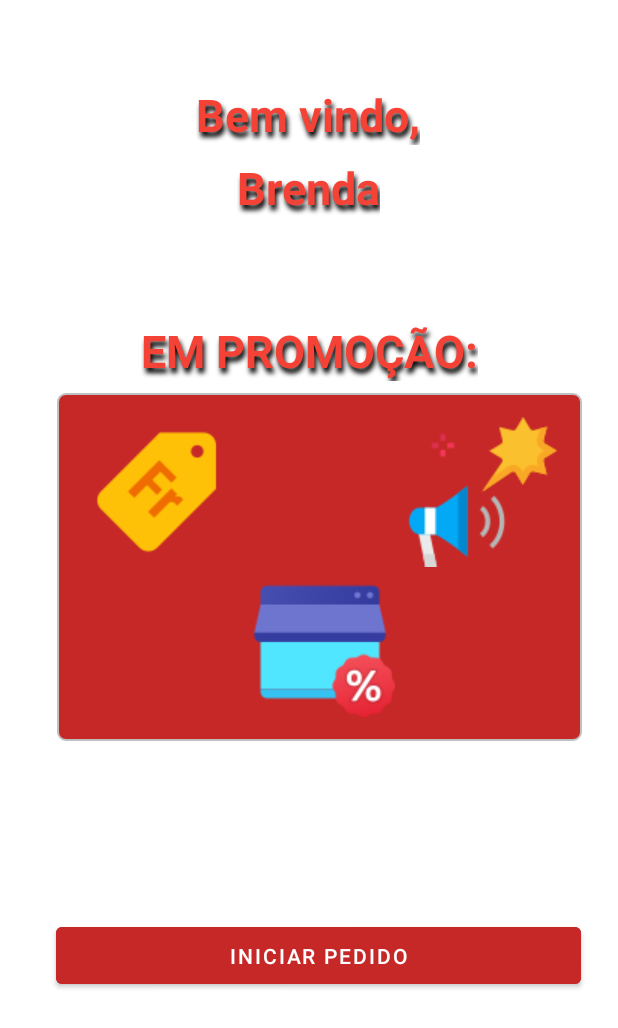
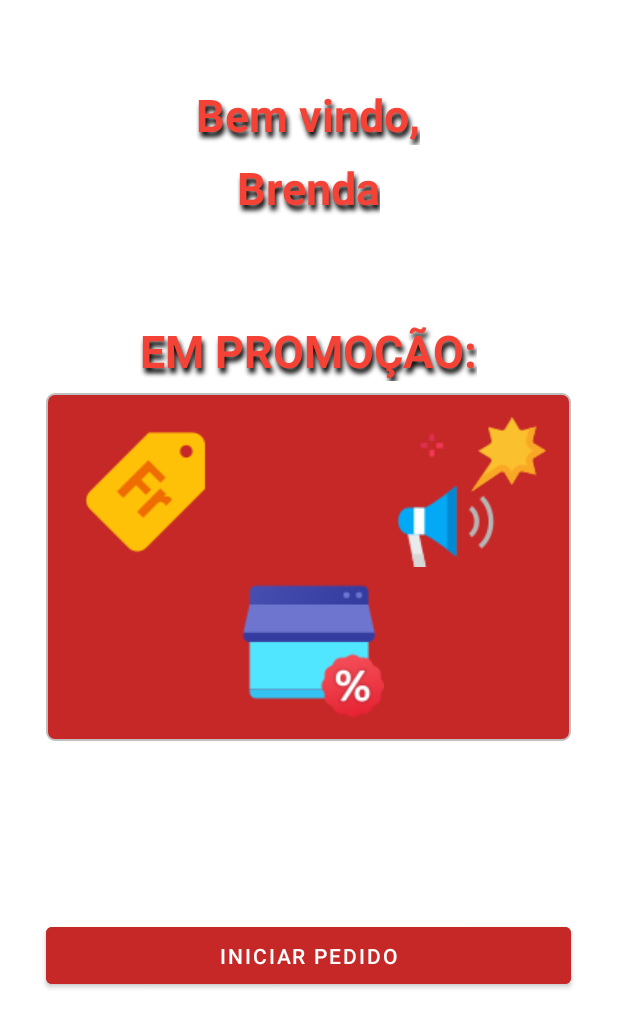
Before and after one commit to bitwoman/IPotato, an Android app: the IniciarPedido screen opened through its navigation route, on a phone screen of 412 x 824 dp. Shown: the top 1028 px of the screen. Run offline under Robolectric (Android 15) with nearby library versions, the phone set to English and light mode, and no system bars.

Commit message:
criando_layouts
Posição de layout organizada.

```diff
--- a/app/src/main/res/layout/fragment_iniciar_pedido.xml
+++ b/app/src/main/res/layout/fragment_iniciar_pedido.xml
@@ -52,15 +52,16 @@
             android:layout_width="wrap_content"
             android:layout_height="wrap_content"
             android:layout_marginTop="68dp"
-            android:text="@string/textview_promocao_page_iniciar_pedido"
-            android:textColor="@color/vermelho_textview_em_promocao"
             android:shadowColor="@color/black"
             android:shadowDx="2"
             android:shadowDy="5"
             android:shadowRadius="4"
+            android:text="@string/textview_promocao_page_iniciar_pedido"
+            android:textColor="@color/vermelho_textview_em_promocao"
             android:textSize="30sp"
             android:textStyle="bold"
             app:layout_constraintEnd_toEndOf="parent"
+            app:layout_constraintHorizontal_bias="0.497"
             app:layout_constraintStart_toStartOf="parent"
             app:layout_constraintTop_toBottomOf="@+id/idTextViewNomeUsuarioLogado" />
 
@@ -71,7 +72,7 @@
             android:layout_marginTop="8dp"
             android:background="@drawable/layout_box_promocao"
             app:layout_constraintEnd_toEndOf="parent"
-            app:layout_constraintHorizontal_bias="0.609"
+            app:layout_constraintHorizontal_bias="0.491"
             app:layout_constraintStart_toStartOf="parent"
             app:layout_constraintTop_toBottomOf="@+id/idTextViewPromocao">
 
@@ -121,7 +122,7 @@
             android:text="@string/button_iniciar_pegido_page_iniciar_pedido"
             app:layout_constraintBottom_toBottomOf="parent"
             app:layout_constraintEnd_toEndOf="parent"
-            app:layout_constraintHorizontal_bias="0.606"
+            app:layout_constraintHorizontal_bias="0.491"
             app:layout_constraintStart_toStartOf="parent"
             app:layout_constraintTop_toBottomOf="@+id/constraintLayout" />
 
--- a/app/src/main/res/navigation/nav_principal.xml
+++ b/app/src/main/res/navigation/nav_principal.xml
@@ -14,8 +14,8 @@
             android:id="@+id/action_login_to_cadastroUsuario"
             app:destination="@id/cadastroUsuario" />
         <action
-            android:id="@+id/action_login_to_iniciarPedido2"
-            app:destination="@id/iniciarPedido2" />
+            android:id="@+id/action_login_to_iniciarPedido3"
+            app:destination="@id/iniciarPedido3" />
     </fragment>
     <fragment
         android:id="@+id/cadastroUsuario"
@@ -23,7 +23,7 @@
         android:label="fragment_cadastro_usuario"
         tools:layout="@layout/fragment_cadastro_usuario" />
     <fragment
-        android:id="@+id/iniciarPedido2"
+        android:id="@+id/iniciarPedido3"
         android:name="com.example.ipotato.IniciarPedido"
         android:label="fragment_iniciar_pedido"
         tools:layout="@layout/fragment_iniciar_pedido" />
```
